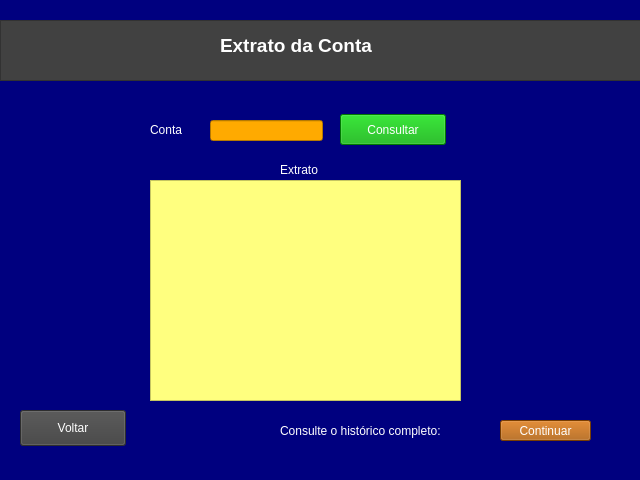
Qt form Projeto_Conta/telas/extrato.ui (elievelton/Git) before a commit.
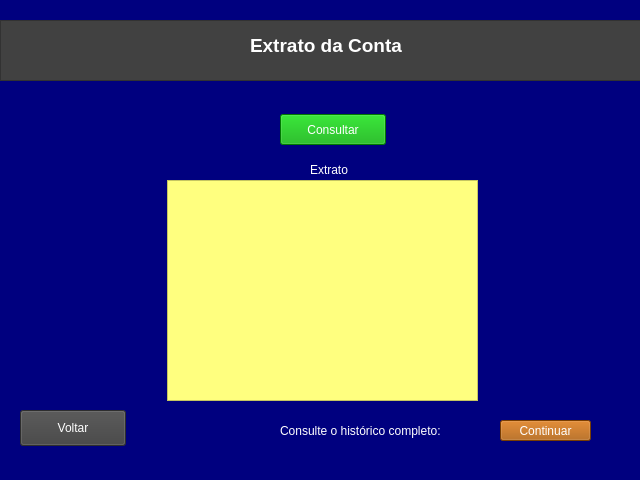
The same form after that commit.

Diff of the .ui file:
```diff
--- a/Projeto_Conta/telas/extrato.ui
+++ b/Projeto_Conta/telas/extrato.ui
@@ -40,7 +40,7 @@
    <widget class="QTextBrowser" name="textBrowser">
     <property name="geometry">
      <rect>
-      <x>150</x>
+      <x>167</x>
       <y>180</y>
       <width>311</width>
       <height>221</height>
@@ -54,9 +54,9 @@
    <widget class="QLabel" name="label_3">
     <property name="geometry">
      <rect>
-      <x>280</x>
+      <x>310</x>
       <y>160</y>
-      <width>63</width>
+      <width>41</width>
       <height>20</height>
      </rect>
     </property>
@@ -88,7 +88,7 @@
     <widget class="QLabel" name="label">
      <property name="geometry">
       <rect>
-       <x>220</x>
+       <x>250</x>
        <y>10</y>
        <width>221</width>
        <height>31</height>
@@ -109,39 +109,10 @@
      </property>
     </widget>
    </widget>
-   <widget class="QLabel" name="label_2">
-    <property name="geometry">
-     <rect>
-      <x>150</x>
-      <y>120</y>
-      <width>63</width>
-      <height>20</height>
-     </rect>
-    </property>
-    <property name="styleSheet">
-     <string notr="true">color: rgb(255, 255, 255);</string>
-    </property>
-    <property name="text">
-     <string>Conta</string>
-    </property>
-   </widget>
-   <widget class="QLineEdit" name="lineEdit">
-    <property name="geometry">
-     <rect>
-      <x>210</x>
-      <y>120</y>
-      <width>113</width>
-      <height>21</height>
-     </rect>
-    </property>
-    <property name="styleSheet">
-     <string notr="true">background-color: rgb(255, 170, 0);</string>
-    </property>
-   </widget>
    <widget class="QPushButton" name="pushButton">
     <property name="geometry">
      <rect>
-      <x>340</x>
+      <x>280</x>
       <y>114</y>
       <width>106</width>
       <height>31</height>
```
